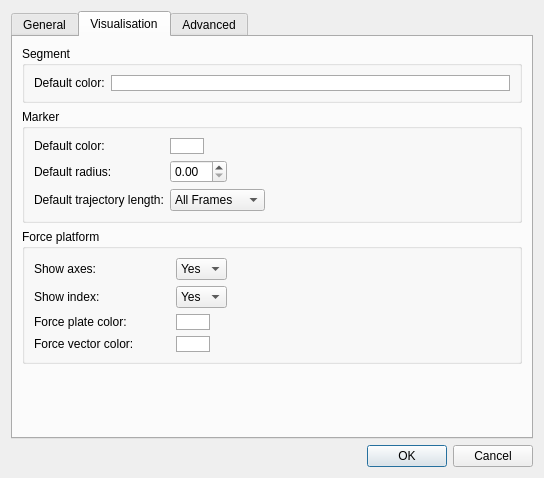
Above: Tools/Mokka/Preferences.ui from Biomechanical-ToolKit/BTKCore before the change. Below: the same form after it.
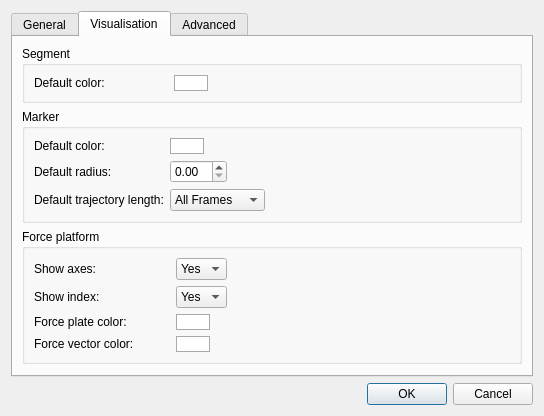
That is the form after the change.

Commit message: [FIX] Mokka: Wrong alignement for the segment's default color in the preferences for Windows/Linux. [FIX] Mokka: Button for the segment's default color is expanded in the preferences for Windows/Linux. [FIX] Mokka: Default segment color in the preferences for Windows/Linux is not saved. [FIX] Mokka: CL compiler complains about wrong forward declarations (keyword class used instead of struct).

The edit to the form file:
```diff
--- a/Tools/Mokka/Preferences.ui
+++ b/Tools/Mokka/Preferences.ui
@@ -7,7 +7,7 @@
     <x>0</x>
     <y>0</y>
     <width>544</width>
-    <height>478</height>
+    <height>385</height>
    </rect>
   </property>
   <property name="windowTitle">
@@ -199,10 +199,13 @@
           <string>Segment</string>
          </property>
          <layout class="QFormLayout" name="formLayout_3">
+          <property name="fieldGrowthPolicy">
+           <enum>QFormLayout::FieldsStayAtSizeHint</enum>
+          </property>
           <item row="0" column="0">
            <widget class="QLabel" name="defaultSegmentColorLabel">
             <property name="text">
-             <string>Default color:</string>
+             <string>Default color:                   </string>
             </property>
            </widget>
           </item>
```
The commit also changes 4 other files.
